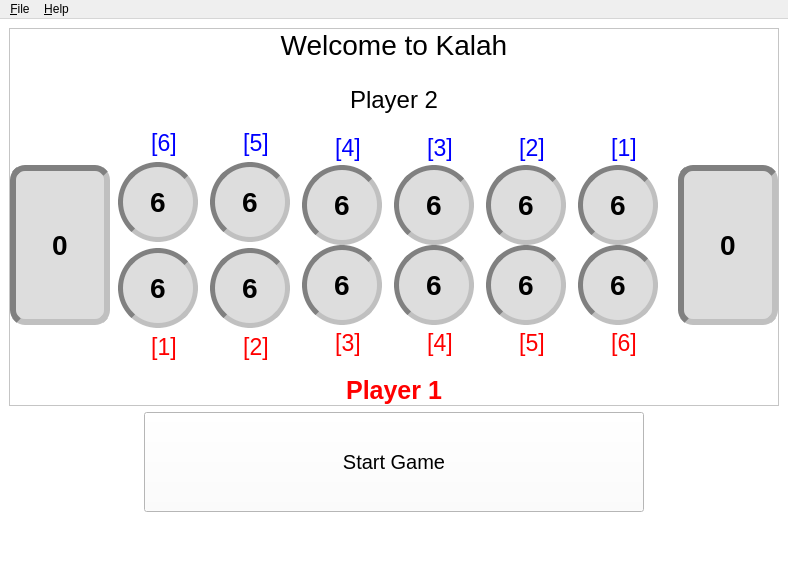
Old version of the form pykalah/view/ui/static/main_window.ui in the repository TutorExilius/pyKalah.
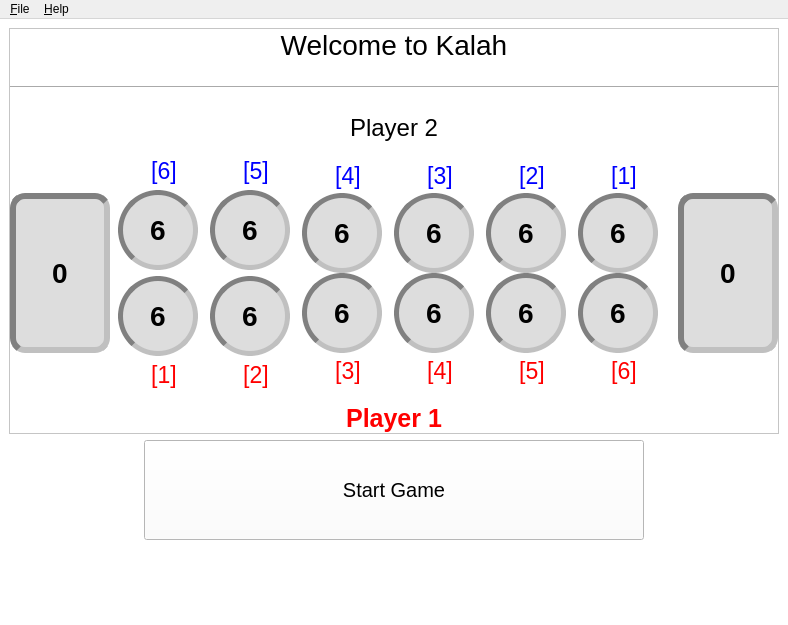
New version of the form.

Commit message: refactor: adapt ui + code refactoring (flake8, mypy)

What changed in the file:
```diff
--- a/pykalah/view/ui/static/main_window.ui
+++ b/pykalah/view/ui/static/main_window.ui
@@ -7,7 +7,7 @@
     <x>0</x>
     <y>0</y>
     <width>788</width>
-    <height>585</height>
+    <height>625</height>
    </rect>
   </property>
   <property name="windowTitle">
@@ -80,6 +80,32 @@
              </property>
             </spacer>
            </item>
+           <item>
+            <widget class="Line" name="line">
+             <property name="styleSheet">
+              <string notr="true"/>
+             </property>
+             <property name="orientation">
+              <enum>Qt::Horizontal</enum>
+             </property>
+            </widget>
+           </item>
+           <item>
+            <spacer name="verticalSpacer_5">
+             <property name="orientation">
+              <enum>Qt::Vertical</enum>
+             </property>
+             <property name="sizeType">
+              <enum>QSizePolicy::Fixed</enum>
+             </property>
+             <property name="sizeHint" stdset="0">
+              <size>
+               <width>0</width>
+               <height>25</height>
+              </size>
+             </property>
+            </spacer>
+           </item>
            <item>
             <widget class="QLabel" name="label_player_2_name">
              <property name="font">
```
Left out of the diff: 2 changed lines with no effect on the pictures. The commit also changes 6 other files.
